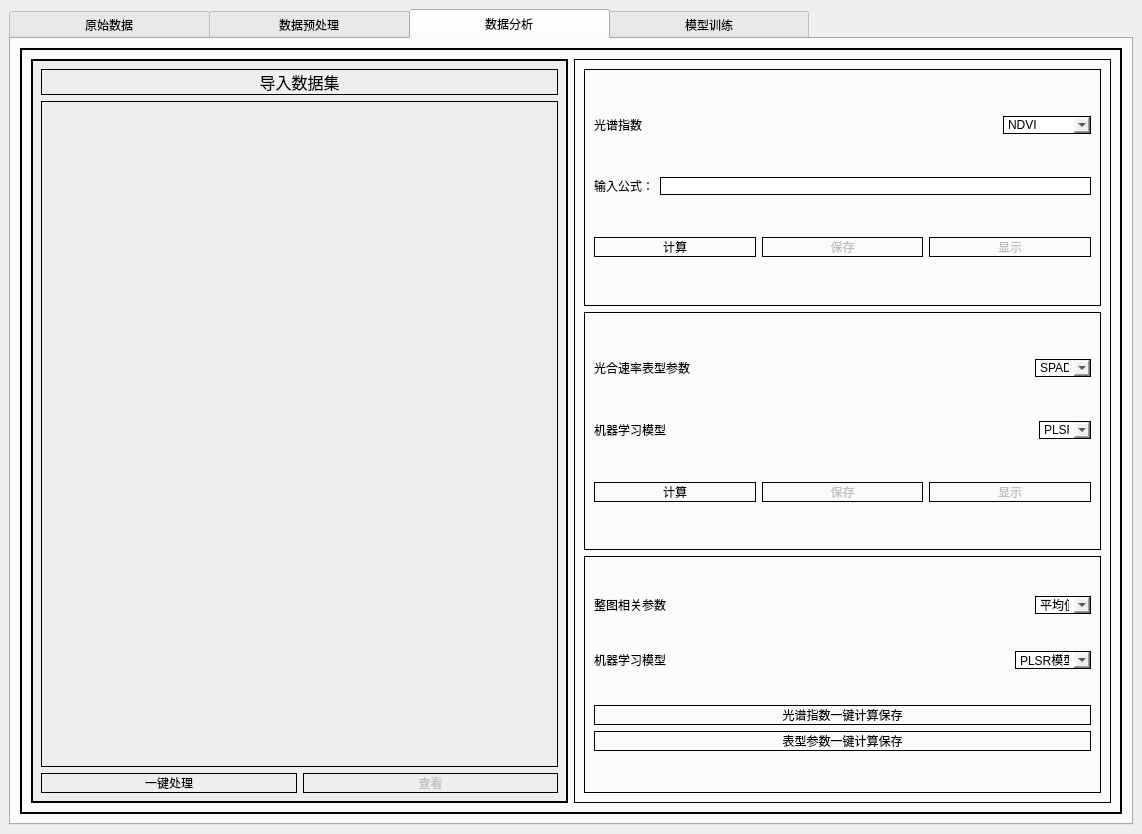
First picture: the form in MainWindow.ui, repository InfiniteTree/HSI-Data-Processing, before the edit.
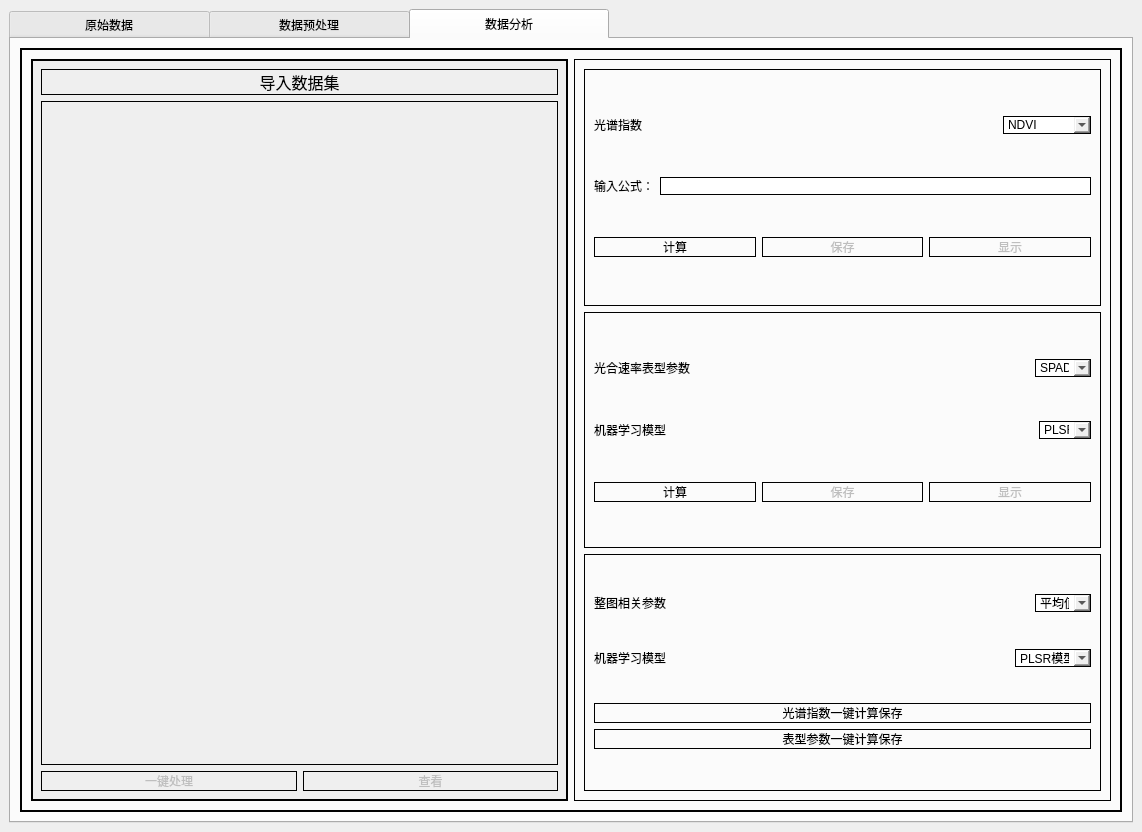
Second picture: the form after the edit. The open tabs and pages were chosen to show the change. Icons and pictures are not drawn.

What changed in the file:
```diff
--- a/MainWindow.ui
+++ b/MainWindow.ui
@@ -10,7 +10,7 @@
     <x>0</x>
     <y>0</y>
     <width>1142</width>
-    <height>834</height>
+    <height>832</height>
    </rect>
   </property>
   <property name="windowTitle">
@@ -1218,7 +1218,7 @@
                 <x>0</x>
                 <y>0</y>
                 <width>528</width>
-                <height>727</height>
+                <height>725</height>
                </rect>
               </property>
               <layout class="QVBoxLayout" name="verticalLayout_19">
@@ -1264,6 +1264,9 @@
                 <layout class="QHBoxLayout" name="horizontalLayout_43">
                  <item>
                   <widget class="QPushButton" name="multiGeneBtn">
+                   <property name="enabled">
+                    <bool>false</bool>
+                   </property>
                    <property name="cursor">
                     <cursorShape>PointingHandCursor</cursorShape>
                    </property>
@@ -1818,11 +1821,6 @@
         </item>
        </layout>
       </widget>
-      <widget class="QWidget" name="tab">
-       <attribute name="title">
-        <string>模型训练</string>
-       </attribute>
-      </widget>
      </widget>
     </item>
    </layout>
```
Left out of the diff: 10 changed lines with no effect on the pictures.
